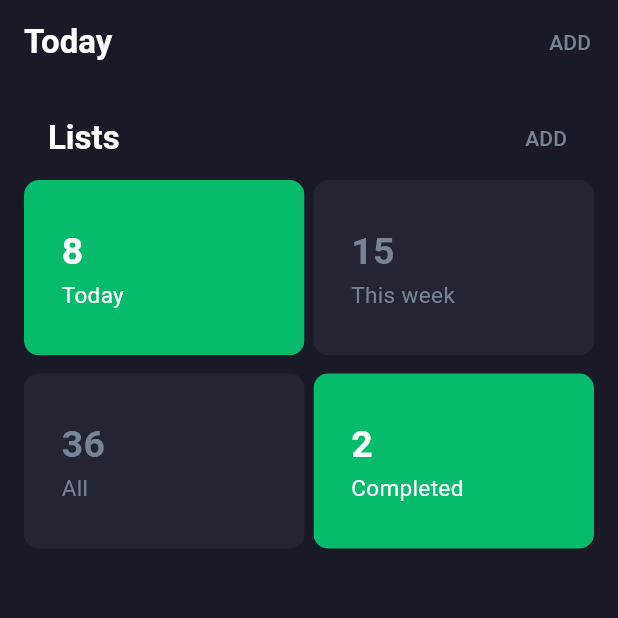
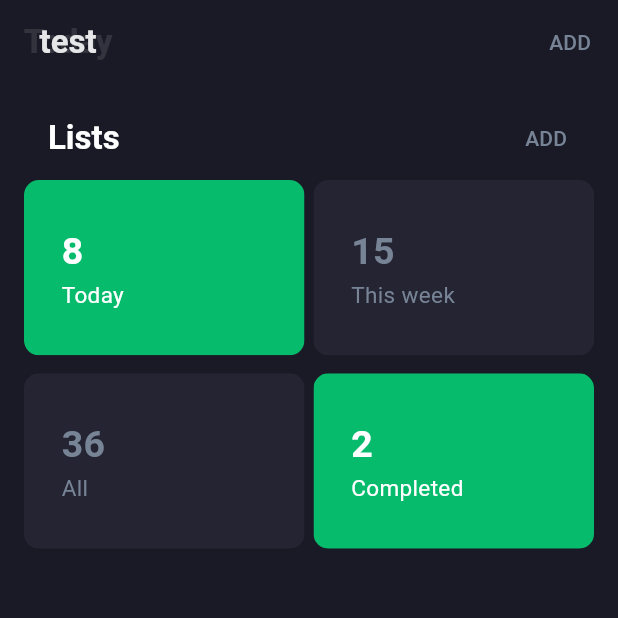
Before and after one commit to KaX8/Flutter-Lab-3, a Flutter app: the screen it shows after launch, after a tap on an icon or button, on a phone screen of 412 x 824 dp, the top half of it. Run offline on Flutter 3.47's test engine with Material 2 defaults, Android fonts, the phone set to English and light mode, and no system bars.

Commit message:
save edit

```diff
--- a/lib/ToDoBase.dart
+++ b/lib/ToDoBase.dart
@@ -38,7 +38,7 @@ class _ToDoBaseState extends State<ToDoBase> {
       appBar: AppBar(
         backgroundColor: Colors.transparent,
         title: AnimatedSwitcher(
-          duration: Duration(milliseconds: 100), // Продолжительность анимации
+          duration: Duration(milliseconds: 10000), // Продолжительность анимации
           child: Text(
             title,
             key: ValueKey<String>(title),
```
